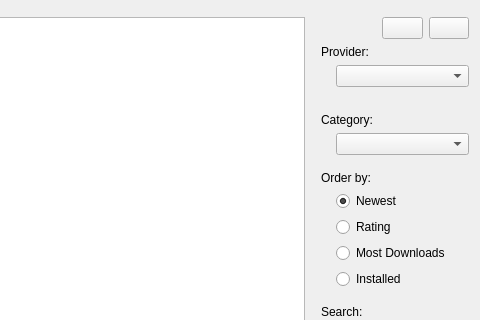
This is knewstuff/knewstuff3/downloadwidget.ui in KDE/kdelibs as Qt 5 draws it before an edit; both pictures show x 140 to 620 and y 0 to 320 of the 620 by 490 pixel window. The edited form follows.
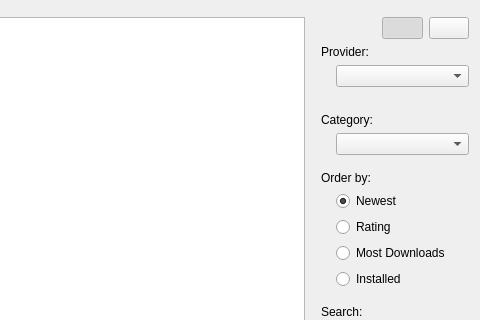
This is the edited form. Custom widgets are drawn as their Qt base class.

Commit message: improve look of view mode buttons

What changed in the file:
```diff
--- a/knewstuff/knewstuff3/downloadwidget.ui
+++ b/knewstuff/knewstuff3/downloadwidget.ui
@@ -228,7 +228,17 @@
         <widget class="KPushButton" name="iconViewButton"/>
        </item>
        <item row="0" column="2">
-        <widget class="KPushButton" name="listViewButton"/>
+        <widget class="KPushButton" name="listViewButton">
+         <property name="checkable">
+          <bool>true</bool>
+         </property>
+         <property name="checked">
+          <bool>true</bool>
+         </property>
+         <property name="flat">
+          <bool>false</bool>
+         </property>
+        </widget>
        </item>
       </layout>
      </item>
```
Left out of the diff: 6 changed lines with no effect on the pictures. The commit also changes 1 other file.
